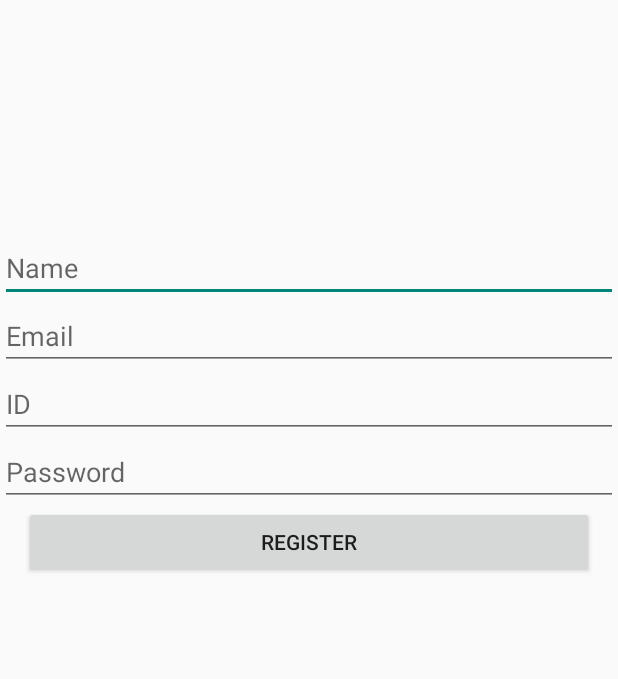
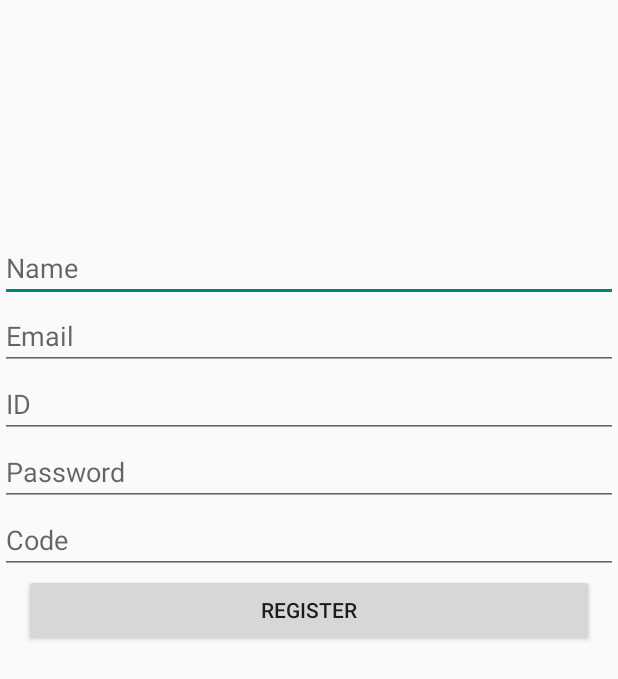
Before and after one commit to MohamedAkl1/CCED19, an Android app: the screen it shows after launch (RegisterActivity), after a tap on "REGISTER", on a phone screen of 412 x 824 dp. Shown: the top 679 px of the screen. Run offline under Robolectric (Android 15) with nearby library versions, the phone set to English and light mode, and no system bars; our stand-ins replace Firebase (no records; nobody signed in at launch, a user with empty details on screens opened directly).

```diff
--- a/app/src/main/AndroidManifest.xml
+++ b/app/src/main/AndroidManifest.xml
@@ -22,6 +22,8 @@
         </activity>
         <activity android:name=".AdminActivity">
         </activity>
+        <activity android:name=".MainApp">
+        </activity>
     </application>
 
 </manifest>
--- a/app/src/main/java/akl/com/cced19/MainActivity.java
+++ b/app/src/main/java/akl/com/cced19/MainActivity.java
@@ -6,16 +6,26 @@ import android.os.Bundle;
 import android.view.View;
 import android.widget.Button;
 
+import com.google.firebase.auth.FirebaseAuth;
+
 public class MainActivity extends AppCompatActivity {
 
     private Button mStudentSignin;
     private Button mStudentRegister;
     private Button mAdmin;
 
+    private FirebaseAuth mFirebaseAuth;
+
     @Override
     protected void onCreate(Bundle savedInstanceState) {
         super.onCreate(savedInstanceState);
         setContentView(R.layout.activity_main);
+
+        mFirebaseAuth = FirebaseAuth.getInstance();
+        if(mFirebaseAuth.getCurrentUser() != null){
+            finish();
+            startActivity(new Intent(getApplicationContext(),MainApp.class));
+        }
 
         mStudentSignin = (Button) findViewById(R.id.student_signin);
         mStudentSignin.setOnClickListener(new View.OnClickListener() {
--- a/app/src/main/res/layout/activity_register.xml
+++ b/app/src/main/res/layout/activity_register.xml
@@ -42,13 +42,20 @@
         android:id="@+id/student_password"
         android:inputType="textPassword"/>
 
+    <EditText
+        android:layout_width="match_parent"
+        android:layout_height="wrap_content"
+        android:hint="@string/student_code"
+        android:id="@+id/student_code"
+        android:layout_below="@id/student_password"/>
+
     <Button
         android:layout_width="match_parent"
         android:layout_height="wrap_content"
         android:layout_marginRight="16dp"
         android:layout_marginLeft="16dp"
         android:id="@+id/student_register"
-        android:layout_below="@id/student_password"
+        android:layout_below="@id/student_code"
         android:text="@string/student_register"/>
 
 
--- a/app/src/main/res/values/strings.xml
+++ b/app/src/main/res/values/strings.xml
@@ -4,6 +4,7 @@
     <string name="cced19">CCED19</string>
     <string name="id">ID</string>
     <string name="student_name">Name</string>
+    <string name="student_code">Code</string>
     <string name="student_signin">Sign in</string>
     <string name="student_register">Register</string>
     <string name="admin">Admin</string>
```
Also changed, not shown: app/src/main/java/akl/com/cced19/MainApp.java (added, +13 -0 lines), app/src/main/java/akl/com/cced19/RegisterActivity.java (+12 -2 lines), app/src/main/java/akl/com/cced19/SigninActivity.java (+22 -3 lines), app/src/main/res/layout/activity_main_app.xml (added, +14 -0 lines).
